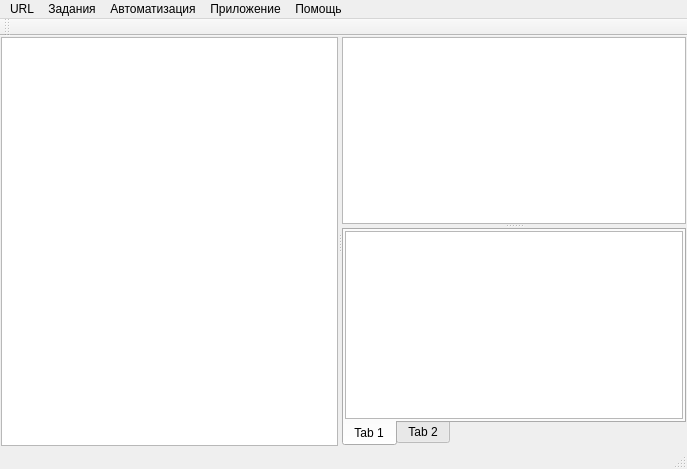
The window that REXLoader/rexwindow.ui (RA9OAJ/rexloader) describes before a commit, drawn with Qt 5.
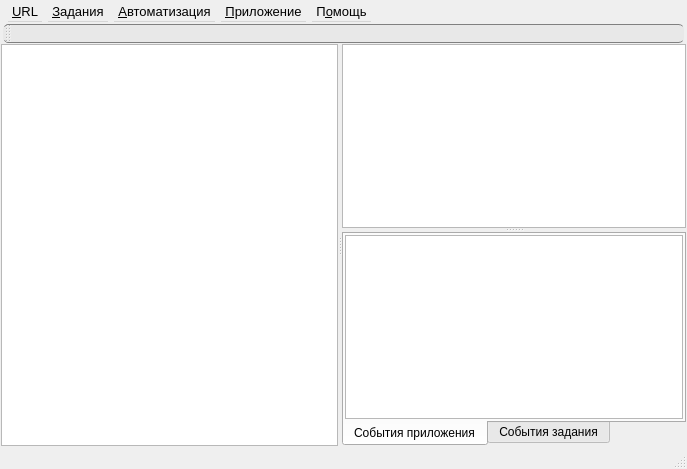
The same window after the commit. Icons and pictures are not drawn. Custom widgets are drawn as their Qt base class.

Commit message: Доработка визуального стиля приложения.

Patch:
```diff
--- a/REXLoader/rexwindow.ui
+++ b/REXLoader/rexwindow.ui
@@ -18,7 +18,7 @@
     <normaloff>:/appimages/trayicon.png</normaloff>:/appimages/trayicon.png</iconset>
   </property>
   <widget class="QWidget" name="centralWidget">
-   <layout class="QHBoxLayout" name="horizontalLayout_2">
+   <layout class="QVBoxLayout" name="verticalLayout">
     <property name="spacing">
      <number>1</number>
     </property>
@@ -27,6 +27,9 @@
     </property>
     <item>
      <widget class="QSplitter" name="splitter_2">
+      <property name="autoFillBackground">
+       <bool>true</bool>
+      </property>
       <property name="orientation">
        <enum>Qt::Horizontal</enum>
       </property>
@@ -64,7 +67,7 @@
         </property>
         <widget class="QWidget" name="tab">
          <attribute name="title">
-          <string>Tab 1</string>
+          <string>События приложения</string>
          </attribute>
          <layout class="QHBoxLayout" name="horizontalLayout">
           <property name="spacing">
@@ -80,7 +83,7 @@
         </widget>
         <widget class="QWidget" name="tab_2">
          <attribute name="title">
-          <string>Tab 2</string>
+          <string>События задания</string>
          </attribute>
         </widget>
        </widget>
@@ -95,12 +98,19 @@
      <x>0</x>
      <y>0</y>
      <width>687</width>
-     <height>21</height>
+     <height>26</height>
     </rect>
    </property>
+   <property name="styleSheet">
+    <string notr="true">QMenuBar 
+{
+margin: 2px;
+Font-size: 13px;
+}</string>
+   </property>
    <widget class="QMenu" name="menuURL">
     <property name="title">
-     <string>URL</string>
+     <string>&amp;URL</string>
     </property>
     <addaction name="actionAdd_URL"/>
     <addaction name="actionDelURL"/>
@@ -111,7 +121,7 @@
    </widget>
    <widget class="QMenu" name="menu">
     <property name="title">
-     <string>Задания</string>
+     <string>&amp;Задания</string>
     </property>
     <widget class="QMenu" name="menu_7">
      <property name="title">
@@ -149,7 +159,7 @@
    </widget>
    <widget class="QMenu" name="menu_2">
     <property name="title">
-     <string>Автоматизация</string>
+     <string>&amp;Автоматизация</string>
     </property>
     <widget class="QMenu" name="menu_3">
      <property name="title">
@@ -162,7 +172,7 @@
    </widget>
    <widget class="QMenu" name="menu_4">
     <property name="title">
-     <string>Приложение</string>
+     <string>&amp;Приложение</string>
     </property>
     <addaction name="actionpluginsShow"/>
     <addaction name="separator"/>
@@ -170,7 +180,7 @@
    </widget>
    <widget class="QMenu" name="menu_5">
     <property name="title">
-     <string>Помощь</string>
+     <string>П&amp;омощь</string>
     </property>
     <addaction name="actionHelp"/>
     <addaction name="actionOnlineHelp"/>
@@ -185,6 +195,37 @@
    <addaction name="menu_5"/>
   </widget>
   <widget class="QToolBar" name="mainToolBar">
+   <property name="minimumSize">
+    <size>
+     <width>0</width>
+     <height>0</height>
+    </size>
+   </property>
+   <property name="styleSheet">
+    <string notr="true">QToolBar
+{
+background-color: rgb(232, 232, 232);
+padding: 5px;
+margin-left: 3px;
+margin-right: 3px;
+border-radius: 5;
+border-top: 1px solid rgb(128, 128, 128);
+border-bottom: 1px solid rgb(128, 128, 128);
+}
+</string>
+   </property>
+   <property name="movable">
+    <bool>true</bool>
+   </property>
+   <property name="iconSize">
+    <size>
+     <width>24</width>
+     <height>24</height>
+    </size>
+   </property>
+   <property name="floatable">
+    <bool>false</bool>
+   </property>
    <attribute name="toolBarArea">
     <enum>TopToolBarArea</enum>
    </attribute>
```
Left out of the diff: 8 changed lines with no effect on the pictures. The commit also changes 1 other file.
